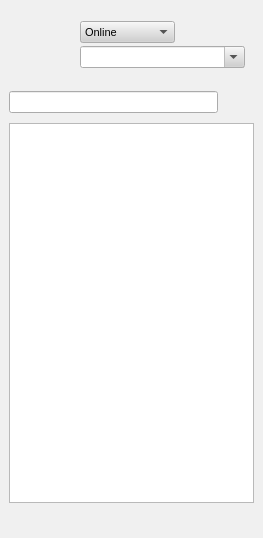
First picture: the form in rs-Qt-gui/src/gui/MessengerWindow.ui, repository autoscatto/retroshare, before the edit.
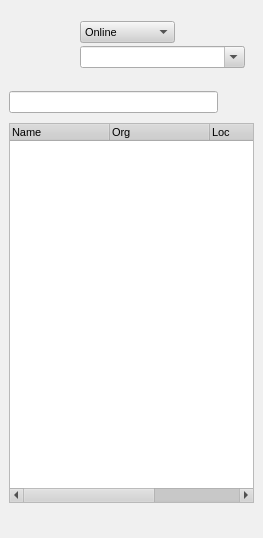
Second picture: the form after the edit. Icons and pictures are not drawn.

Commit message:
Modified the MessengerWindow to display a list of peers, and enabled the chat/connect context menu commands.
Also minor bugfixes to AddFriendDialog / PeersDialog.
Added compiled language file: retroshare_bg.qm

```diff
--- a/rs-Qt-gui/src/gui/MessengerWindow.ui
+++ b/rs-Qt-gui/src/gui/MessengerWindow.ui
@@ -559,22 +559,6 @@
      </item>
     </layout>
    </item>
-   <item row="2" column="0" >
-    <widget class="QTreeView" name="messengertreeWidget" >
-     <property name="contextMenuPolicy" >
-      <enum>Qt::CustomContextMenu</enum>
-     </property>
-     <property name="acceptDrops" >
-      <bool>false</bool>
-     </property>
-     <property name="styleSheet" >
-      <string/>
-     </property>
-     <property name="sortingEnabled" >
-      <bool>true</bool>
-     </property>
-    </widget>
-   </item>
    <item row="1" column="0" >
     <layout class="QGridLayout" >
      <property name="margin" >
@@ -749,6 +733,36 @@
      </layout>
     </widget>
    </item>
+   <item row="2" column="0" >
+    <widget class="QTreeWidget" name="messengertreeWidget" >
+     <property name="contextMenuPolicy" >
+      <enum>Qt::CustomContextMenu</enum>
+     </property>
+     <property name="columnCount" >
+      <number>4</number>
+     </property>
+     <column>
+      <property name="text" >
+       <string>Name</string>
+      </property>
+     </column>
+     <column>
+      <property name="text" >
+       <string>Org</string>
+      </property>
+     </column>
+     <column>
+      <property name="text" >
+       <string>Loc</string>
+      </property>
+     </column>
+     <column>
+      <property name="text" >
+       <string>Country</string>
+      </property>
+     </column>
+    </widget>
+   </item>
   </layout>
  </widget>
  <resources>
```
The commit also changes 13 other files.
